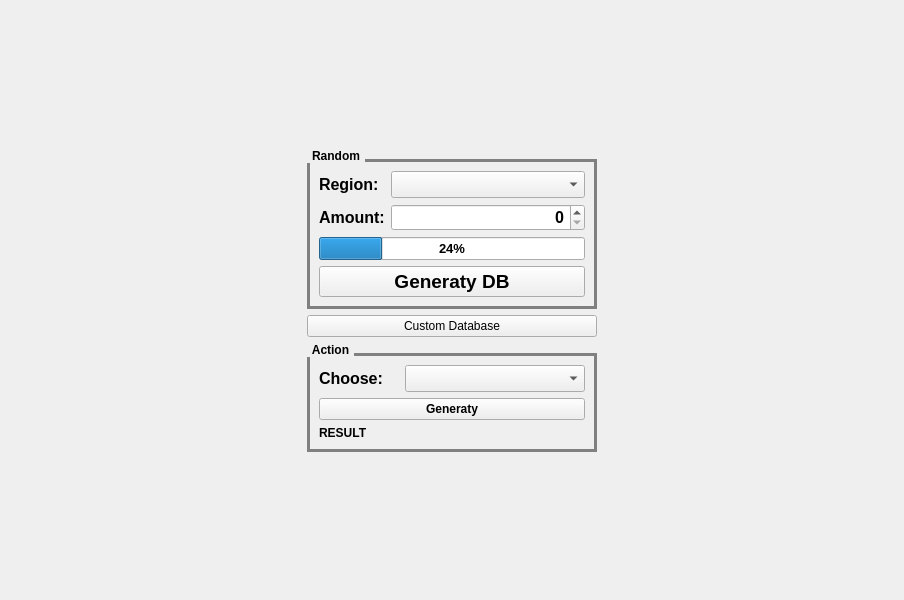
First picture: the form in Windows/custom_db.ui, repository offonyes/Employee-DB, before the edit.
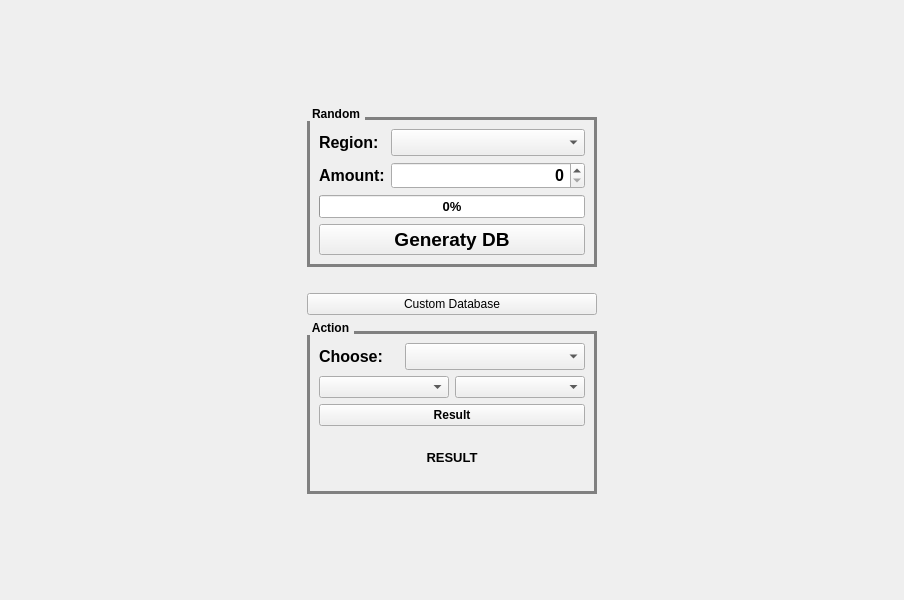
Second picture: the form after the edit. The open tabs and pages were chosen to show the change.

Patch:
```diff
--- a/Windows/custom_db.ui
+++ b/Windows/custom_db.ui
@@ -39,6 +39,13 @@
       </property>
       <widget class="QWidget" name="main_page">
        <layout class="QGridLayout" name="gridLayout">
+        <item row="5" column="1">
+         <widget class="QPushButton" name="custom_button">
+          <property name="text">
+           <string>Custom Database</string>
+          </property>
+         </widget>
+        </item>
         <item row="3" column="3">
          <spacer name="horizontalSpacer_3">
           <property name="orientation">
@@ -65,7 +72,7 @@
           </property>
          </spacer>
         </item>
-        <item row="6" column="1">
+        <item row="7" column="1">
          <spacer name="verticalSpacer_2">
           <property name="orientation">
            <enum>Qt::Vertical</enum>
@@ -198,7 +205,7 @@
               </font>
              </property>
              <property name="value">
-              <number>24</number>
+              <number>0</number>
              </property>
              <property name="alignment">
               <set>Qt::AlignCenter</set>
@@ -220,7 +227,7 @@
           </layout>
          </widget>
         </item>
-        <item row="5" column="1">
+        <item row="6" column="1">
          <widget class="QGroupBox" name="groupBox_2">
           <property name="font">
            <font>
@@ -232,6 +239,13 @@
            <string>Action</string>
           </property>
           <layout class="QGridLayout" name="gridLayout_3">
+           <item row="3" column="0" colspan="2">
+            <widget class="QPushButton" name="generaty_button">
+             <property name="text">
+              <string>Result</string>
+             </property>
+            </widget>
+           </item>
            <item row="0" column="1">
             <widget class="QComboBox" name="comboBox_2">
              <property name="minimumSize">
@@ -247,13 +261,6 @@
              </property>
             </widget>
            </item>
-           <item row="2" column="0" colspan="2">
-            <widget class="QLabel" name="result_lbl">
-             <property name="text">
-              <string>RESULT</string>
-             </property>
-            </widget>
-           </item>
            <item row="0" column="0">
             <widget class="QLabel" name="label_6">
              <property name="maximumSize">
@@ -272,22 +279,52 @@
              </property>
             </widget>
            </item>
-           <item row="1" column="0" colspan="2">
-            <widget class="QPushButton" name="generaty_button">
+           <item row="4" column="0" colspan="2">
+            <widget class="QLabel" name="result_lbl">
+             <property name="minimumSize">
+              <size>
+               <width>0</width>
+               <height>50</height>
+              </size>
+             </property>
+             <property name="font">
+              <font>
+               <pointsize>10</pointsize>
+              </font>
+             </property>
              <property name="text">
-              <string>Generaty</string>
+              <string>RESULT</string>
+             </property>
+             <property name="alignment">
+              <set>Qt::AlignCenter</set>
              </property>
             </widget>
            </item>
+           <item row="1" column="0" rowspan="2" colspan="2">
+            <layout class="QHBoxLayout" name="horizontalLayout">
+             <item>
+              <widget class="QComboBox" name="choose_1"/>
+             </item>
+             <item>
+              <widget class="QComboBox" name="choose_2"/>
+             </item>
+            </layout>
+           </item>
           </layout>
          </widget>
         </item>
         <item row="4" column="1">
-         <widget class="QPushButton" name="custom_button">
-          <property name="text">
-           <string>Custom Database</string>
+         <spacer name="horizontalSpacer_4">
+          <property name="orientation">
+           <enum>Qt::Horizontal</enum>
           </property>
-         </widget>
+          <property name="sizeHint" stdset="0">
+           <size>
+            <width>40</width>
+            <height>20</height>
+           </size>
+          </property>
+         </spacer>
         </item>
        </layout>
       </widget>
```
Left out of the diff: 32 changed lines with no effect on the pictures.
